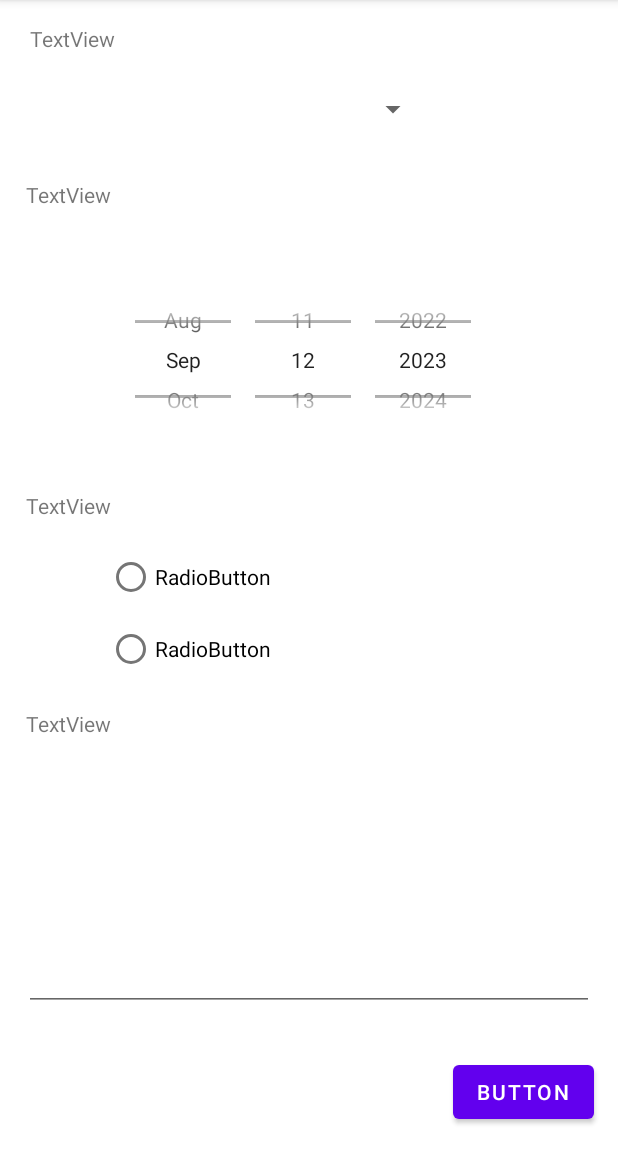
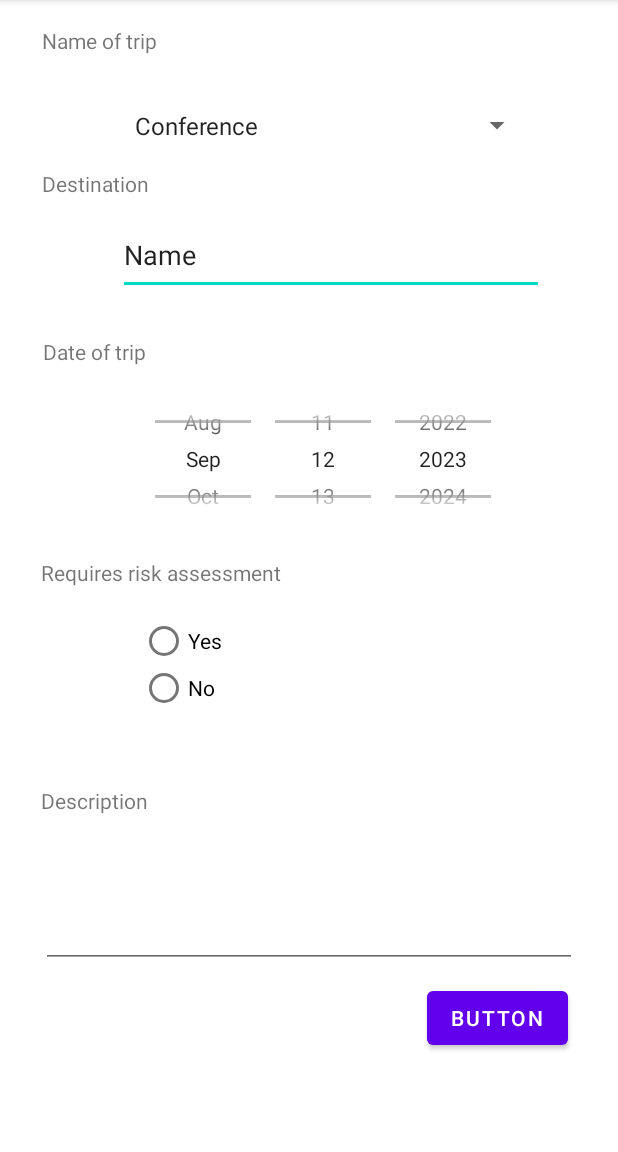
Before and after one commit to taittgcs200379/Android-Project, an Android app: the screen it shows after launch (MainActivity), on a phone screen of 412 x 824 dp, the part 84-1236 px from its top. Run offline under Robolectric (Android 15) with nearby library versions, the phone set to English and light mode, and no system bars.

Commit message:
new update

```diff
--- a/app/src/main/java/com/example/m_expense/MainActivity.java
+++ b/app/src/main/java/com/example/m_expense/MainActivity.java
@@ -3,12 +3,79 @@ package com.example.m_expense;
 import androidx.appcompat.app.AppCompatActivity;
 
 import android.os.Bundle;
+import android.view.View;
+import android.widget.ArrayAdapter;
+import android.widget.DatePicker;
+import android.widget.EditText;
+import android.widget.RadioButton;
+import android.widget.RadioGroup;
+import android.widget.Spinner;
+import android.widget.Toast;
+
+import java.util.Calendar;
+import java.util.Date;
 
 public class MainActivity extends AppCompatActivity {
 
+    private String[] trips={"Conference", "Client meeting","Picnic"};
+
+    DatePicker datePicker;
     @Override
     protected void onCreate(Bundle savedInstanceState) {
         super.onCreate(savedInstanceState);
         setContentView(R.layout.activity_main);
+        Spinner sp=(Spinner)findViewById(R.id.spinner);
+        ArrayAdapter<String> dataAdapter = new ArrayAdapter<String>(this, android.R.layout.simple_spinner_item, trips);
+        dataAdapter.setDropDownViewResource(android.R.layout.simple_spinner_dropdown_item);
+        sp.setAdapter(dataAdapter);
+
+        datePicker=(DatePicker) findViewById(R.id.datePicker);
+        Calendar c= Calendar.getInstance();
+        int y =c.get(Calendar.YEAR);
+        int m =c.get(Calendar.MONTH);
+        int d =c.get(Calendar.DAY_OF_MONTH);
+        datePicker.init(y, m, d, new DatePicker.OnDateChangedListener() {
+            @Override
+            public void onDateChanged(DatePicker datePicker, int y, int m, int d) {
+                int day =datePicker.getDayOfMonth();
+                int month= datePicker.getMonth();
+                int year = datePicker.getYear();
+                Toast.makeText(getApplicationContext(), day+"/"+(month+1)+"/"+year, Toast.LENGTH_LONG).show();
+            }
+        });
     }
+    public void handleButtonClick(View v){
+        Spinner spinner =(Spinner)findViewById(R.id.spinner);
+
+        DatePicker dp = (DatePicker)findViewById(R.id.datePicker);
+
+        EditText editText=(EditText)findViewById(R.id.editTextText);
+        RadioGroup rg=(RadioGroup) findViewById(R.id.radioGroup2);
+        if(!spinner.performClick()){
+            Toast t= Toast.makeText(this, "you must choose name of trip", Toast.LENGTH_SHORT);
+            t.show();
+            return;
+        }
+
+        if(!dp.isScrollContainer()){
+            Toast t= Toast.makeText(this, "you must choose date", Toast.LENGTH_SHORT);
+            t.show();
+            return;
+        }
+
+        if(editText.getFreezesText()){
+            Toast t= Toast.makeText(this, "you must fill location", Toast.LENGTH_SHORT);
+            t.show();
+            return;
+        }
+
+        if(!rg.callOnClick()){
+            Toast t= Toast.makeText(this, "you must choose your option", Toast.LENGTH_SHORT);
+            t.show();
+            return;
+        }
+
+
+    }
+
 }
--- a/app/src/main/res/layout/activity_main.xml
+++ b/app/src/main/res/layout/activity_main.xml
@@ -10,10 +10,10 @@
         android:id="@+id/textView6"
         android:layout_width="wrap_content"
         android:layout_height="wrap_content"
-        android:layout_marginStart="20dp"
-        android:layout_marginTop="16dp"
-        android:layout_marginBottom="13dp"
-        android:text="TextView"
+        android:layout_marginStart="28dp"
+        android:layout_marginTop="17dp"
+        android:layout_marginBottom="22dp"
+        android:text="@string/name_of_trip"
         app:layout_constraintBottom_toTopOf="@+id/spinner"
         app:layout_constraintStart_toStartOf="parent"
         app:layout_constraintTop_toTopOf="parent" />
@@ -22,45 +22,30 @@
         android:id="@+id/textView8"
         android:layout_width="wrap_content"
         android:layout_height="wrap_content"
-        android:layout_marginStart="17dp"
-        android:layout_marginBottom="44dp"
-        android:text="TextView"
-        app:layout_constraintBottom_toTopOf="@+id/datePicker2"
+        android:layout_marginStart="28dp"
+        android:layout_marginBottom="11dp"
+        android:text="@string/destination"
+        app:layout_constraintBottom_toTopOf="@+id/editTextText"
         app:layout_constraintStart_toStartOf="parent"
         app:layout_constraintTop_toBottomOf="@+id/spinner" />
-
-    <DatePicker
-        android:id="@+id/datePicker2"
-        android:layout_width="0dp"
-        android:layout_height="0dp"
-        android:layout_marginStart="56dp"
-        android:layout_marginEnd="56dp"
-        android:layout_marginBottom="31dp"
-        android:calendarViewShown="false"
-        android:datePickerMode="spinner"
-        app:layout_constraintBottom_toTopOf="@+id/textView9"
-        app:layout_constraintEnd_toEndOf="parent"
-        app:layout_constraintStart_toStartOf="parent"
-        app:layout_constraintTop_toBottomOf="@+id/textView8" />
 
     <TextView
         android:id="@+id/textView9"
         android:layout_width="wrap_content"
         android:layout_height="wrap_content"
-        android:layout_marginStart="17dp"
-        android:layout_marginBottom="14dp"
-        android:text="TextView"
+        android:layout_marginStart="27dp"
+        android:layout_marginBottom="20dp"
+        android:text="@string/risk_assessment"
         app:layout_constraintBottom_toTopOf="@+id/radioGroup2"
         app:layout_constraintStart_toStartOf="parent"
-        app:layout_constraintTop_toBottomOf="@+id/datePicker2" />
+        app:layout_constraintTop_toBottomOf="@+id/datePicker" />
 
     <RadioGroup
         android:id="@+id/radioGroup2"
-        android:layout_width="0dp"
+        android:layout_width="225dp"
         android:layout_height="0dp"
-        android:layout_marginStart="71dp"
-        android:layout_marginEnd="71dp"
-        app:layout_constraintBottom_toTopOf="@+id/textView10"
+        android:layout_marginBottom="7dp"
+        app:layout_constraintBottom_toTopOf="@+id/textView2"
         app:layout_constraintEnd_toEndOf="parent"
         app:layout_constraintStart_toStartOf="parent"
         app:layout_constraintTop_toBottomOf="@+id/textView9">
@@ -68,46 +53,102 @@
         <RadioButton
             android:id="@+id/radioButton"
             android:layout_width="match_parent"
-            android:layout_height="wrap_content"
-            android:text="RadioButton" />
+            android:layout_height="31dp"
+            android:text="@string/risk_assessment_yes" />
 
         <RadioButton
             android:id="@+id/radioButton2"
             android:layout_width="match_parent"
-            android:layout_height="wrap_content"
-            android:text="RadioButton" />
+            android:layout_height="32dp"
+            android:text="@string/risk_assessment_no" />
     </RadioGroup>
 
     <Button
         android:id="@+id/button2"
         android:layout_width="wrap_content"
         android:layout_height="wrap_content"
-        android:layout_marginEnd="16dp"
-        android:layout_marginBottom="16dp"
+        android:layout_marginEnd="6dp"
+        android:layout_marginBottom="65dp"
+        android:onClick="handleButtonClick"
         android:text="Button"
         app:layout_constraintBottom_toBottomOf="parent"
+        app:layout_constraintEnd_toEndOf="@+id/editTextTextMultiLine"
+        app:layout_constraintTop_toBottomOf="@+id/editTextTextMultiLine" />
+
+    <Spinner
+        android:id="@+id/spinner"
+        android:layout_width="273dp"
+        android:layout_height="50dp"
+        android:layout_marginStart="54dp"
+        android:layout_marginEnd="53dp"
+        android:layout_marginBottom="4dp"
+        android:entries="@array/Trip_array"
+        app:layout_constraintBottom_toTopOf="@+id/textView8"
         app:layout_constraintEnd_toEndOf="parent"
-        app:layout_constraintTop_toBottomOf="@+id/editTextTextMultiLine2" />
+        app:layout_constraintHorizontal_bias="0.0"
+        app:layout_constraintStart_toStartOf="@+id/textView8"
+        app:layout_constraintTop_toBottomOf="@+id/textView6" />
+
+    <EditText
+        android:id="@+id/editTextText"
+        android:layout_width="284dp"
+        android:layout_height="53dp"
+        android:layout_marginStart="14dp"
+        android:layout_marginEnd="14dp"
+        android:layout_marginBottom="28dp"
+        android:ems="10"
+        android:inputType="text"
+        android:text="Name"
+        app:layout_constraintBottom_toTopOf="@+id/textView"
+        app:layout_constraintEnd_toEndOf="@+id/datePicker"
+        app:layout_constraintHorizontal_bias="1.0"
+        app:layout_constraintStart_toStartOf="@+id/datePicker"
+        app:layout_constraintTop_toBottomOf="@+id/textView8" />
 
     <TextView
-        android:id="@+id/textView10"
+        android:id="@+id/textView"
         android:layout_width="wrap_content"
         android:layout_height="wrap_content"
-        android:layout_marginStart="17dp"
-        android:layout_marginBottom="23dp"
-        android:text="TextView"
-        app:layout_constraintBottom_toTopOf="@+id/editTextTextMultiLine2"
+        android:layout_marginBottom="9dp"
+        android:text="@string/date_of_trip"
+        app:layout_constraintBottom_toTopOf="@+id/datePicker"
+        app:layout_constraintEnd_toStartOf="@+id/datePicker"
+        app:layout_constraintStart_toStartOf="@+id/datePicker"
+        app:layout_constraintTop_toBottomOf="@+id/editTextText" />
+
+    <DatePicker
+        android:id="@+id/datePicker"
+        android:layout_width="0dp"
+        android:layout_height="0dp"
+        android:layout_marginStart="35dp"
+        android:layout_marginEnd="35dp"
+        android:layout_marginBottom="13dp"
+        android:calendarViewShown="false"
+        android:datePickerMode="spinner"
+        app:layout_constraintBottom_toTopOf="@+id/textView9"
+        app:layout_constraintEnd_toEndOf="parent"
+        app:layout_constraintStart_toStartOf="@+id/textView9"
+        app:layout_constraintTop_toBottomOf="@+id/textView" />
+
+    <TextView
+        android:id="@+id/textView2"
+        android:layout_width="wrap_content"
+        android:layout_height="wrap_content"
+        android:layout_marginStart="27dp"
+        android:layout_marginBottom="20dp"
+        android:text="@string/note"
+        app:layout_constraintBottom_toTopOf="@+id/editTextTextMultiLine"
         app:layout_constraintStart_toStartOf="parent"
         app:layout_constraintTop_toBottomOf="@+id/radioGroup2" />
 
     <EditText
-        android:id="@+id/editTextTextMultiLine2"
+        android:id="@+id/editTextTextMultiLine"
         android:layout_width="0dp"
         android:layout_height="0dp"
-        android:layout_marginStart="16dp"
-        android:layout_marginTop="515dp"
-        android:layout_marginEnd="16dp"
-        android:layout_marginBottom="30dp"
+        android:layout_marginStart="27dp"
+        android:layout_marginTop="563dp"
+        android:layout_marginEnd="27dp"
+        android:layout_marginBottom="9dp"
         android:ems="10"
         android:gravity="start|top"
         android:inputType="textMultiLine"
@@ -115,17 +156,4 @@
         app:layout_constraintEnd_toEndOf="parent"
         app:layout_constraintStart_toStartOf="parent"
         app:layout_constraintTop_toTopOf="parent" />
-
-    <Spinner
-        android:id="@+id/spinner"
-        android:layout_width="212dp"
-        android:layout_height="48dp"
-        android:layout_marginStart="55dp"
-        android:layout_marginEnd="54dp"
-        android:layout_marginBottom="23dp"
-        app:layout_constraintBottom_toTopOf="@+id/textView8"
-        app:layout_constraintEnd_toEndOf="@+id/radioGroup2"
-        app:layout_constraintStart_toStartOf="@+id/textView8"
-        app:layout_constraintTop_toBottomOf="@+id/textView6" />
-
 </androidx.constraintlayout.widget.ConstraintLayout>
--- a/app/src/main/res/values/strings.xml
+++ b/app/src/main/res/values/strings.xml
@@ -1,3 +1,15 @@
 <resources>
     <string name="app_name">M-Expense</string>
+    <string name="name_of_trip">Name of trip</string>
+    <string-array name="Trip_array">
+        <item>Conference</item>
+        <item>Client meeting</item>
+        <item>Picnic</item>
+    </string-array>
+    <string name="destination">Destination</string>
+    <string name="date_of_trip">Date of trip</string>
+    <string name="risk_assessment">Requires risk assessment</string>
+    <string name="risk_assessment_yes">Yes</string>
+    <string name="risk_assessment_no">No</string>
+    <string name="note">Description</string>
 </resources>
```
